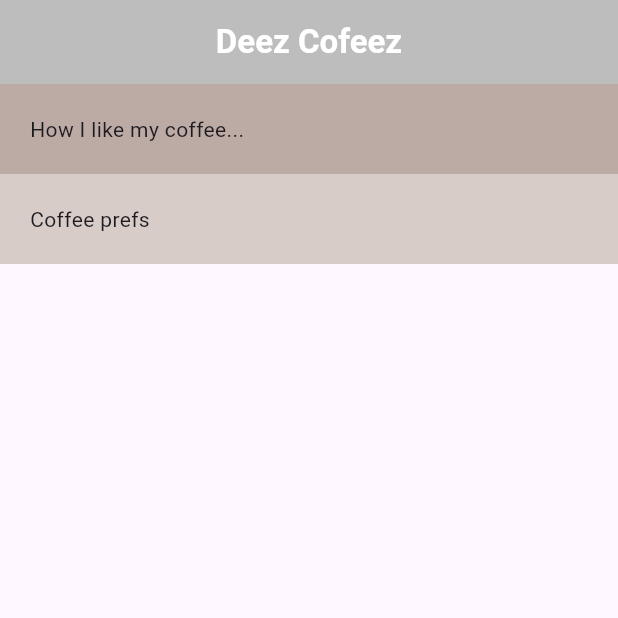
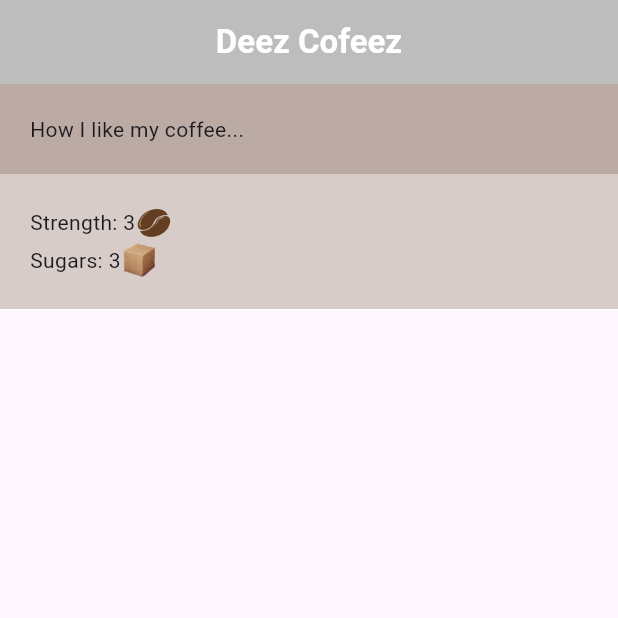
Before and after one commit to Abil-Shrestha/Coffee_card, a Flutter app: the screen it shows after launch, on a phone screen of 412 x 824 dp, the top half of it. Run offline on Flutter 3.47's test engine with Material 3 defaults, Android fonts, the phone set to English and light mode, and no system bars.

```diff
--- /dev/null
+++ b/lib/coffee_prefs.dart
@@ -0,0 +1,33 @@
+import 'package:flutter/material.dart';
+
+class CoffeePrefs extends StatelessWidget {
+  const CoffeePrefs({super.key});
+
+  @override
+  Widget build(BuildContext context) {
+    return Column(children: [
+      Row(children: [
+        const Text('Strength: '),
+        const Text('3'),
+        Image.asset(
+          'assets/img/coffee_bean.png',
+          width: 25,
+          color: Colors.brown[100],
+          colorBlendMode: BlendMode.multiply,
+        ),
+        const SizedBox(width: 50)
+      ]),
+      Row(children: [
+        const Text('Sugars: '),
+        const Text('3'),
+        Image.asset(
+          'assets/img/sugar_cube.png',
+          width: 25,
+          color: Colors.brown[100],
+          colorBlendMode: BlendMode.multiply,
+        ),
+        const SizedBox(width: 50)
+      ])
+    ]);
+  }
+}
--- a/lib/home.dart
+++ b/lib/home.dart
@@ -1,3 +1,4 @@
+import 'package:coffee_card/coffee_prefs.dart';
 import 'package:flutter/material.dart';
 
 class Home extends StatelessWidget {
@@ -22,7 +23,7 @@ class Home extends StatelessWidget {
           Container(
               color: Colors.brown[100],
               padding: const EdgeInsets.all(20),
-              child: const Text('Coffee prefs')),
+              child: const CoffeePrefs()),
         ],
       ),
     );
--- a/lib/main.dart
+++ b/lib/main.dart
@@ -13,15 +13,15 @@ class Sandbox extends StatelessWidget {
     return Scaffold(
       appBar:
           AppBar(title: const Text('Sandbox'), backgroundColor: Colors.grey),
-      body: Column(
+      body: Row(
           crossAxisAlignment: CrossAxisAlignment.stretch,
           mainAxisAlignment: MainAxisAlignment.center,
           children: [
-            Container(width: 100, color: Colors.red, child: const Text('one')),
+            Container(height: 100, color: Colors.red, child: const Text('one')),
             Container(
-                width: 200, color: Colors.yellow, child: const Text('two')),
+                height: 200, color: Colors.yellow, child: const Text('two')),
             Container(
-                width: 300, color: Colors.green, child: const Text('three')),
+                height: 300, color: Colors.green, child: const Text('three')),
           ]),
     );
   }
```
Also changed, not shown: pubspec.yaml (+6 -7 lines), assets/img/coffee_bean.png (added), assets/img/sugar_cube.png (added), 1 other file.
